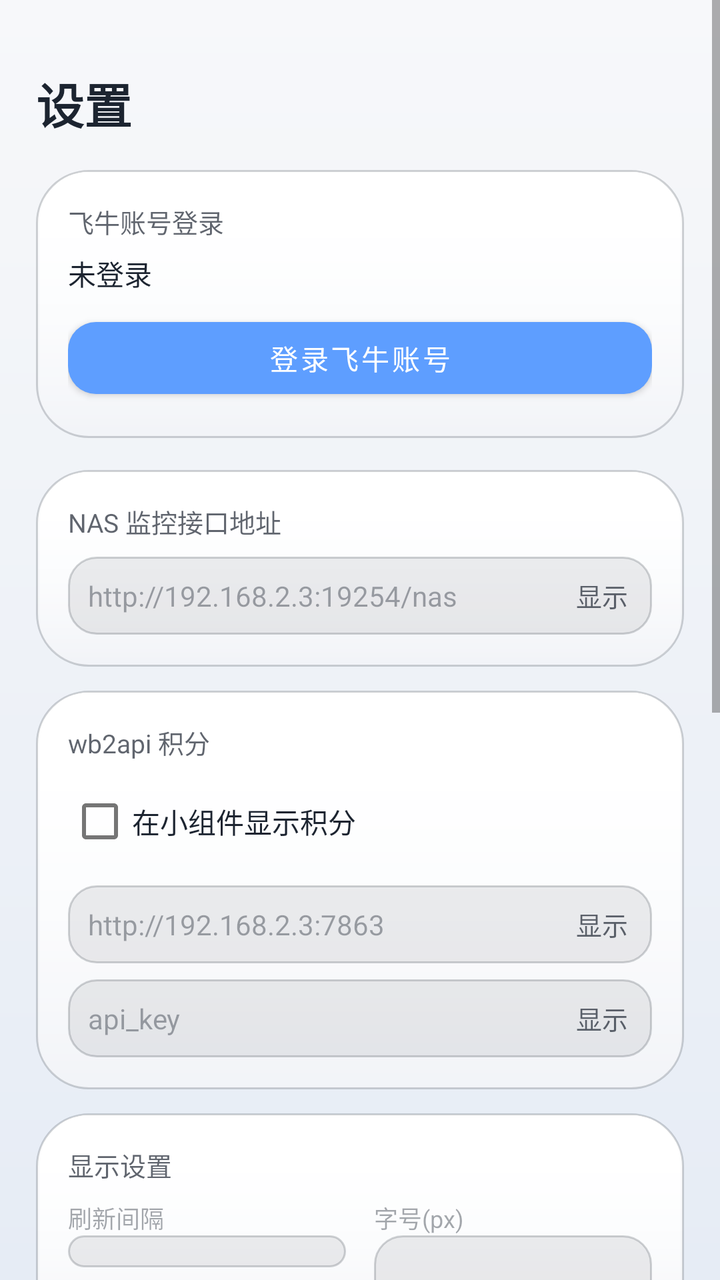
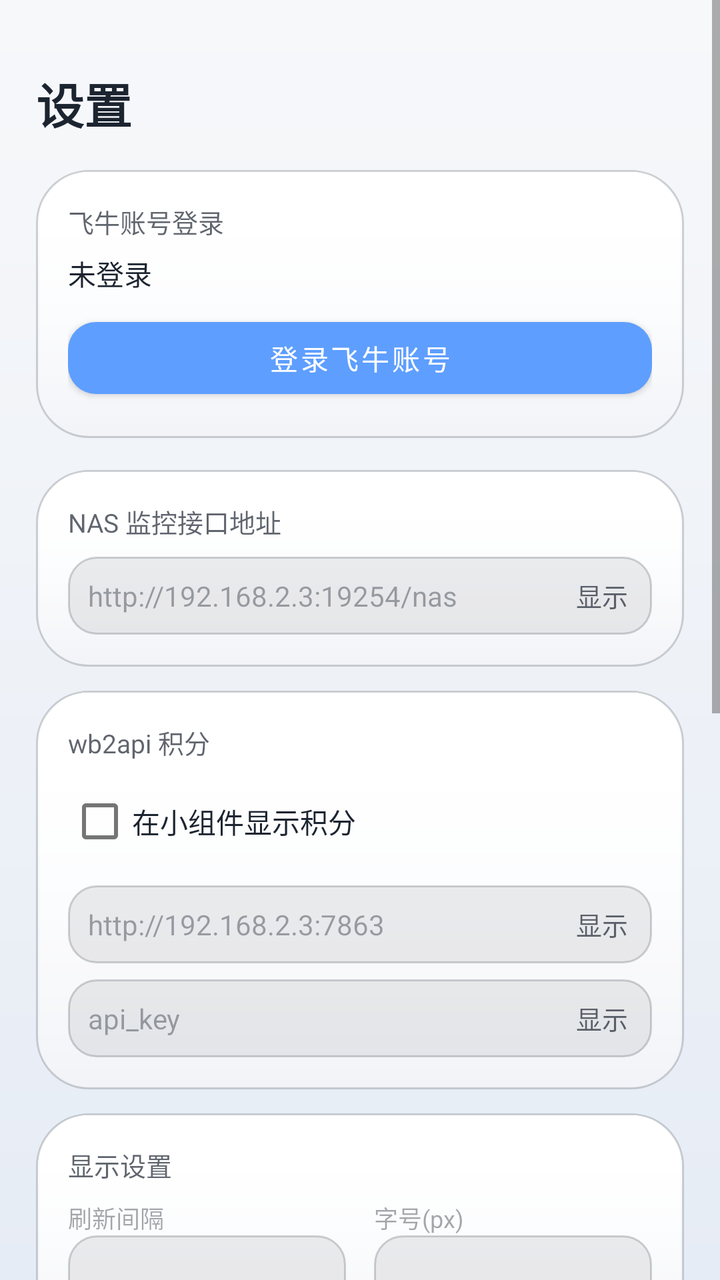

Before-and-after screenshots of an Android layout around one commit, followed by the original layout XML and the change that was made.
<!-- AndroidManifest.xml: application theme Theme.NasWidget -->
<!-- res/layout/fragment_settings.xml -->
<?xml version="1.0" encoding="utf-8"?>
<LinearLayout xmlns:android="http://schemas.android.com/apk/res/android"
    xmlns:app="http://schemas.android.com/apk/res-auto"
    android:layout_width="match_parent"
    android:layout_height="match_parent"
    android:orientation="vertical"
    android:background="@drawable/bg_gradient">

    <ScrollView
        android:id="@+id/settings_scroll"
        android:layout_width="match_parent"
        android:layout_height="0dp"
        android:layout_weight="1"
        android:fillViewport="true">

    <LinearLayout
        android:layout_width="match_parent"
        android:layout_height="wrap_content"
        android:orientation="vertical"
        android:padding="18dp">

        
        <LinearLayout
            android:layout_width="match_parent"
            android:layout_height="wrap_content"
            android:layout_marginTop="16dp"
            android:orientation="horizontal"
            android:gravity="center_vertical">

            <TextView
                android:layout_width="wrap_content"
                android:layout_height="wrap_content"
                android:text="设置"
                android:textColor="@color/app_text_primary"
                android:textSize="24sp"
                android:textStyle="bold" />
        </LinearLayout>

        
        <LinearLayout
            android:layout_width="match_parent"
            android:layout_height="wrap_content"
            android:layout_marginTop="16dp"
            android:orientation="vertical"
            android:background="@drawable/app_card"
            android:padding="16dp">

            <TextView
                android:layout_width="wrap_content"
                android:layout_height="wrap_content"
                android:text="飞牛账号登录"
                android:textColor="@color/app_text_secondary"
                android:textSize="13sp" />

            <TextView
                android:id="@+id/tv_login_status"
                android:layout_width="match_parent"
                android:layout_height="wrap_content"
                android:layout_marginTop="6dp"
                android:text="未登录"
                android:textColor="@color/app_text_primary"
                android:textSize="14sp" />

            <Button
                android:id="@+id/btn_login"
                android:layout_width="match_parent"
                android:layout_height="wrap_content"
                android:layout_marginTop="8dp"
                android:text="登录飞牛账号" />
        </LinearLayout>

        
        <LinearLayout
            android:layout_width="match_parent"
            android:layout_height="wrap_content"
            android:layout_marginTop="16dp"
            android:orientation="vertical"
            android:background="@drawable/app_card"
            android:padding="16dp">

            <TextView
                android:layout_width="wrap_content"
                android:layout_height="wrap_content"
                android:text="NAS 监控接口地址"
                android:textColor="@color/app_text_secondary"
                android:textSize="13sp" />

            <FrameLayout
                android:layout_width="match_parent"
                android:layout_height="wrap_content"
                android:layout_marginTop="8dp">

                <EditText
                    android:id="@+id/et_url"
                    android:layout_width="match_parent"
                    android:layout_height="wrap_content"
                    android:padding="10dp"
                    android:paddingEnd="56dp"
                    android:hint="http://192.168.2.3:19254/nas"
                    android:inputType="textUri"
                    android:textColor="@color/app_text_primary"
                    android:textColorHint="@color/app_text_hint"
                    android:textSize="14sp"
                    android:background="@drawable/edit_bg" />

                <TextView
                    android:id="@+id/btn_toggle_url"
                    android:layout_width="wrap_content"
                    android:layout_height="match_parent"
                    android:layout_gravity="end|center_vertical"
                    android:gravity="center"
                    android:paddingStart="12dp"
                    android:paddingEnd="12dp"
                    android:text="显示"
                    android:textColor="@color/app_text_secondary"
                    android:textSize="13sp" />
            </FrameLayout>
        </LinearLayout>

        
        <LinearLayout
            android:layout_width="match_parent"
            android:layout_height="wrap_content"
            android:layout_marginTop="12dp"
            android:orientation="vertical"
            android:background="@drawable/app_card"
            android:padding="16dp">

            <TextView
                android:layout_width="wrap_content"
                android:layout_height="wrap_content"
                android:text="wb2api 积分"
                android:textColor="@color/app_text_secondary"
                android:textSize="13sp" />

            <CheckBox
                android:id="@+id/cb_wb2api"
                android:layout_width="wrap_content"
                android:layout_height="wrap_content"
                android:layout_marginTop="6dp"
                android:text="在小组件显示积分"
                android:textColor="@color/app_text_primary"
                android:textSize="14sp" />

            <FrameLayout
                android:layout_width="match_parent"
                android:layout_height="wrap_content"
                android:layout_marginTop="8dp">

                <EditText
                    android:id="@+id/et_wb2api_base"
                    android:layout_width="match_parent"
                    android:layout_height="wrap_content"
                    android:padding="10dp"
                    android:paddingEnd="56dp"
                    android:hint="http://192.168.2.3:7863"
                    android:inputType="textUri"
                    android:textColor="@color/app_text_primary"
                    android:textColorHint="@color/app_text_hint"
                    android:textSize="14sp"
                    android:background="@drawable/edit_bg" />

                <TextView
                    android:id="@+id/btn_toggle_wb2api_base"
                    android:layout_width="wrap_content"
                    android:layout_height="match_parent"
                    android:layout_gravity="end|center_vertical"
                    android:gravity="center"
                    android:paddingStart="12dp"
                    android:paddingEnd="12dp"
                    android:text="显示"
                    android:textColor="@color/app_text_secondary"
                    android:textSize="13sp" />
            </FrameLayout>

            <FrameLayout
                android:layout_width="match_parent"
                android:layout_height="wrap_content"
                android:layout_marginTop="8dp">

                <EditText
                    android:id="@+id/et_wb2api_key"
                    android:layout_width="match_parent"
                    android:layout_height="wrap_content"
                    android:padding="10dp"
                    android:paddingEnd="56dp"
                    android:hint="api_key"
                    android:inputType="text"
                    android:textColor="@color/app_text_primary"
                    android:textColorHint="@color/app_text_hint"
                    android:textSize="14sp"
                    android:background="@drawable/edit_bg" />

                <TextView
                    android:id="@+id/btn_toggle_wb2api_key"
                    android:layout_width="wrap_content"
                    android:layout_height="match_parent"
                    android:layout_gravity="end|center_vertical"
                    android:gravity="center"
                    android:paddingStart="12dp"
                    android:paddingEnd="12dp"
                    android:text="显示"
                    android:textColor="@color/app_text_secondary"
                    android:textSize="13sp" />
            </FrameLayout>
        </LinearLayout>

        
        <LinearLayout
            android:layout_width="match_parent"
            android:layout_height="wrap_content"
            android:layout_marginTop="12dp"
            android:orientation="vertical"
            android:background="@drawable/app_card"
            android:padding="16dp">

            <TextView
                android:layout_width="wrap_content"
                android:layout_height="wrap_content"
                android:text="显示设置"
                android:textColor="@color/app_text_secondary"
                android:textSize="13sp" />

            <LinearLayout
                android:layout_width="match_parent"
                android:layout_height="wrap_content"
                android:layout_marginTop="8dp"
                android:orientation="horizontal">

                <LinearLayout
                    android:layout_width="0dp"
                    android:layout_height="wrap_content"
                    android:layout_weight="1"
                    android:orientation="vertical">

                    <TextView
                        android:layout_width="wrap_content"
                        android:layout_height="wrap_content"
                        android:text="刷新间隔"
                        android:textColor="@color/app_text_hint"
                        android:textSize="12sp" />

                    <Spinner
                        android:id="@+id/sp_refresh"
                        android:layout_width="match_parent"
                        android:layout_height="wrap_content"
                        android:minHeight="0dp"
                        android:padding="8dp"
                        android:background="@drawable/spinner_bg" />
                </LinearLayout>

                <LinearLayout
                    android:layout_width="0dp"
                    android:layout_height="wrap_content"
                    android:layout_weight="1"
                    android:layout_marginStart="14dp"
                    android:orientation="vertical">

                    <TextView
                        android:layout_width="wrap_content"
                        android:layout_height="wrap_content"
                        android:text="字号(px)"
                        android:textColor="@color/app_text_hint"
                        android:textSize="12sp" />

                    <EditText
                        android:id="@+id/et_font_size"
                        android:layout_width="match_parent"
                        android:layout_height="wrap_content"
                        android:inputType="number"
                        android:singleLine="true"
                        android:padding="8dp"
                        android:textColor="@color/app_text_primary"
                        android:textColorHint="@color/app_text_hint"
                        android:background="@drawable/edit_bg" />
                </LinearLayout>
            </LinearLayout>
        </LinearLayout>

        
        <LinearLayout
            android:layout_width="match_parent"
            android:layout_height="wrap_content"
            android:layout_marginTop="12dp"
            android:orientation="vertical"
            android:background="@drawable/app_card"
            android:padding="16dp">

            <TextView
                android:layout_width="wrap_content"
                android:layout_height="wrap_content"
                android:text="外观"
                android:textColor="@color/app_text_secondary"
                android:textSize="13sp" />

            <Button
                android:id="@+id/btn_toggle_theme"
                android:layout_width="match_parent"
                android:layout_height="wrap_content"
                android:layout_marginTop="8dp"
                android:text="深色" />
        </LinearLayout>

        
        <LinearLayout
            android:layout_width="match_parent"
            android:layout_height="wrap_content"
            android:layout_marginTop="12dp"
            android:orientation="vertical"
            android:background="@drawable/app_card"
            android:padding="16dp">

            <TextView
                android:id="@+id/tv_version"
                android:layout_width="wrap_content"
                android:layout_height="wrap_content"
                android:text="v1.0.0"
                android:textColor="@color/app_text_secondary"
                android:textSize="13sp" />

            <Button
                android:id="@+id/btn_check_update"
                android:layout_width="match_parent"
                android:layout_height="wrap_content"
                android:layout_marginTop="8dp"
                android:text="检查更新" />

            <TextView
                android:id="@+id/tv_update_status"
                android:layout_width="match_parent"
                android:layout_height="wrap_content"
                android:layout_marginTop="6dp"
                android:textColor="@color/app_text_hint"
                android:textSize="12sp" />
        </LinearLayout>

        
        <LinearLayout
            android:layout_width="match_parent"
            android:layout_height="wrap_content"
            android:layout_marginTop="12dp"
            android:orientation="vertical"
            android:background="@drawable/app_card"
            android:padding="16dp">

            <TextView
                android:layout_width="wrap_content"
                android:layout_height="wrap_content"
                android:text="备份与恢复"
                android:textColor="@color/app_text_secondary"
                android:textSize="13sp" />

            <Button
                android:id="@+id/btn_backup"
                android:layout_width="match_parent"
                android:layout_height="wrap_content"
                android:layout_marginTop="8dp"
                android:text="复制配置到剪贴板" />

            <Button
                android:id="@+id/btn_restore"
                android:layout_width="match_parent"
                android:layout_height="wrap_content"
                android:layout_marginTop="8dp"
                android:text="从剪贴板恢复配置" />

            <TextView
                android:id="@+id/tv_backup_status"
                android:layout_width="match_parent"
                android:layout_height="wrap_content"
                android:layout_marginTop="6dp"
                android:textColor="@color/app_text_hint"
                android:textSize="12sp" />
        </LinearLayout>

    </LinearLayout>
    </ScrollView>
</LinearLayout>
<!-- resources referenced by this layout -->
<resources>
  <color name="app_text_hint">#661C2430</color>
  <color name="app_text_primary">#FF1C2430</color>
  <color name="app_text_secondary">#B31C2430</color>
  <!-- drawable bg_gradient (drawable) -->
  <?xml version="1.0" encoding="utf-8"?>
  <shape xmlns:android="http://schemas.android.com/apk/res/android"
      android:shape="rectangle">
      <gradient
          android:angle="270"
          android:startColor="@color/app_gradient_start"
          android:endColor="@color/app_gradient_end" />
  </shape>
  <!-- drawable edit_bg (drawable) -->
  <?xml version="1.0" encoding="utf-8"?>
  <shape xmlns:android="http://schemas.android.com/apk/res/android">
      <corners android:radius="14dp" />
      <solid android:color="@color/app_input_bg" />
      <stroke
          android:width="1dp"
          android:color="@color/app_card_border" />
      <padding
          android:left="10dp"
          android:top="6dp"
          android:right="10dp"
          android:bottom="6dp" />
  </shape>
  <!-- drawable spinner_bg (drawable) -->
  <?xml version="1.0" encoding="utf-8"?>
  <shape xmlns:android="http://schemas.android.com/apk/res/android">
      <corners android:radius="14dp" />
      <solid android:color="@color/app_input_bg" />
      <stroke
          android:width="1dp"
          android:color="@color/app_card_border" />
      <padding
          android:left="10dp"
          android:top="8dp"
          android:right="10dp"
          android:bottom="8dp" />
  </shape>
  <style name="Theme.NasWidget" parent="Theme.MaterialComponents.DayNight.NoActionBar">
          <item name="colorPrimary">@color/app_primary</item>
          <item name="colorOnPrimary">@android:color/white</item>
          <item name="colorPrimaryVariant">@color/app_primary_variant</item>
          <item name="colorSecondary">@color/app_secondary</item>
          <item name="colorOnSecondary">@android:color/white</item>
          <item name="android:statusBarColor">@android:color/transparent</item>
          <item name="android:windowLightStatusBar">true</item>
          <item name="shapeAppearanceSmallComponent">@style/ShapeAppearance.NasWidget.Small</item>
          <item name="shapeAppearanceMediumComponent">@style/ShapeAppearance.NasWidget.Medium</item>
          <item name="shapeAppearanceLargeComponent">@style/ShapeAppearance.NasWidget.Large</item>
      </style>
  <color name="app_card_start">#FFFFFFFF</color>
  <color name="app_card_end">#FFF2F4F8</color>
  <color name="app_card_border">#331C2430</color>
  <color name="app_card_highlight">#FFFFFFFF</color>
  <color name="app_gradient_start">#FFF7F8FA</color>
  <color name="app_gradient_end">#FFE6ECF5</color>
  <color name="app_input_bg">#141C2430</color>
  <color name="app_primary">#FF5E9EFF</color>
  <color name="app_primary_variant">#FF4A86E8</color>
  <color name="app_secondary">#FF58D68D</color>
  <style name="ShapeAppearance.NasWidget.Small" parent="ShapeAppearance.MaterialComponents.SmallComponent">
          <item name="cornerFamily">rounded</item>
          <item name="cornerSize">14dp</item>
      </style>
  <style name="ShapeAppearance.NasWidget.Medium" parent="ShapeAppearance.MaterialComponents.MediumComponent">
          <item name="cornerFamily">rounded</item>
          <item name="cornerSize">18dp</item>
      </style>
  <style name="ShapeAppearance.NasWidget.Large" parent="ShapeAppearance.MaterialComponents.LargeComponent">
          <item name="cornerFamily">rounded</item>
          <item name="cornerSize">22dp</item>
      </style>
  <!-- unchanged entries left out for length: 1 -->
</resources>

<!-- the commit's change to res/layout/fragment_settings.xml (unified diff, before → after) -->
@@ -243,9 +243,13 @@
                     <Spinner
                         android:id="@+id/sp_refresh"
                         android:layout_width="match_parent"
-                        android:layout_height="wrap_content"
+                        android:layout_height="40dp"
                         android:minHeight="0dp"
-                        android:padding="8dp"
+                        android:gravity="center_vertical"
+                        android:paddingTop="0dp"
+                        android:paddingBottom="0dp"
+                        android:paddingStart="10dp"
+                        android:paddingEnd="10dp"
                         android:background="@drawable/spinner_bg" />
                 </LinearLayout>
 
@@ -266,10 +270,14 @@
                     <EditText
                         android:id="@+id/et_font_size"
                         android:layout_width="match_parent"
-                        android:layout_height="wrap_content"
+                        android:layout_height="40dp"
+                        android:gravity="center_vertical"
                         android:inputType="number"
                         android:singleLine="true"
-                        android:padding="8dp"
+                        android:paddingTop="0dp"
+                        android:paddingBottom="0dp"
+                        android:paddingStart="10dp"
+                        android:paddingEnd="10dp"
                         android:textColor="@color/app_text_primary"
                         android:textColorHint="@color/app_text_hint"
                         android:background="@drawable/edit_bg" />
